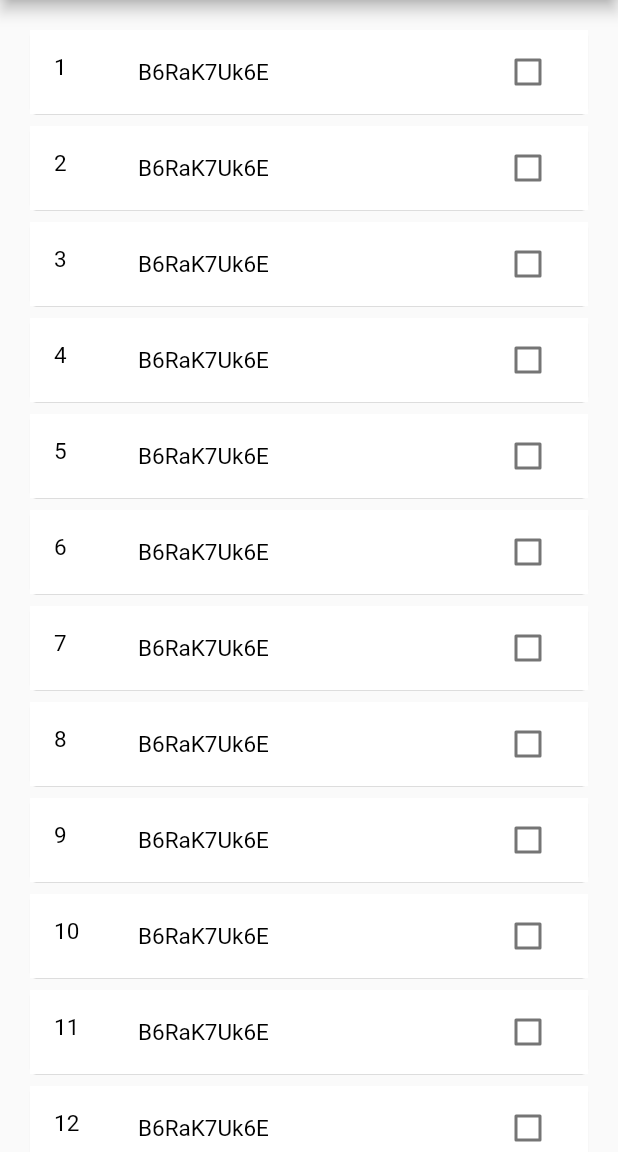
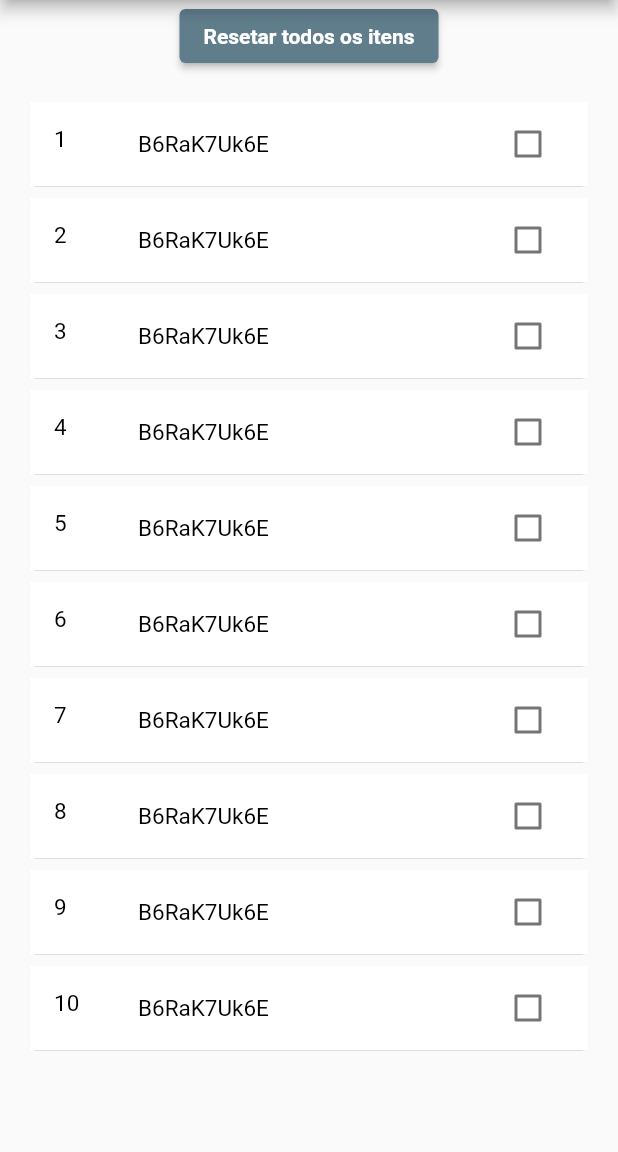
Before and after one commit to arllain/flutter, a Flutter app: the screen it shows after launch, on a phone screen of 412 x 824 dp, the part 84-1236 px from its top. Run offline on Flutter 3.47's test engine with Material 2 defaults, Android fonts, the phone set to English and light mode, and no system bars.

Commit message:
Inclusao do botão resatar itens

```diff
--- a/Basico/desafio/lib/main.dart
+++ b/Basico/desafio/lib/main.dart
@@ -15,8 +15,19 @@ class AgcsApp extends StatelessWidget {
         appBar: AppBar(
           title: const Text("Desafio Flutter Básico"),
         ),
-        body: Center(
-          child: AgcsWidget(),
+        body: Column(
+          children: <Widget>[
+            Flexible(flex: 1,
+                child: ElevatedButton(
+                  child: const Text('Resetar todos os itens', style: TextStyle(color: Colors.white, fontWeight: FontWeight.bold )),
+                  onPressed: () {},
+                ),
+            ),
+            Flexible(flex: 6,
+                child: AgcsWidget(),
+            )
+          ],
+
         ),
       ),
     );
```
